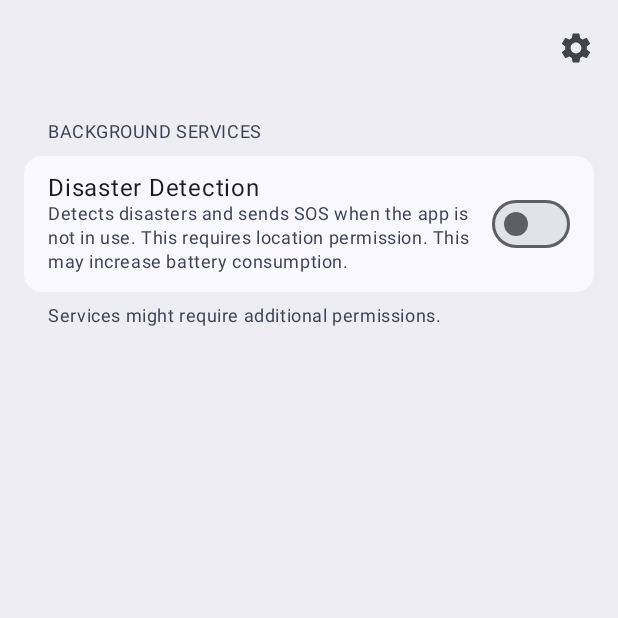
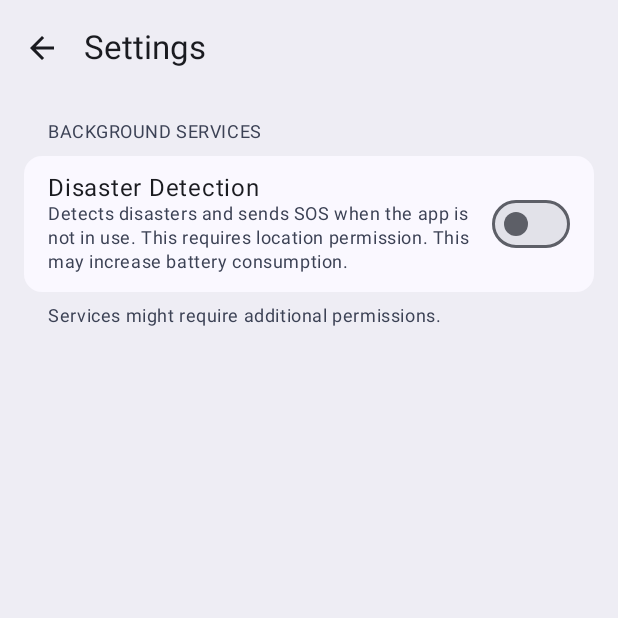
Before and after one commit to igatha/flare-gun, an Android app built with Jetpack Compose: the SettingsScreen screen opened through its navigation route, on a phone screen of 412 x 824 dp, the top half of it. Run offline under Robolectric (Android 15) with nearby library versions, the light colour scheme and no system bars.

Commit message:
android: Fix top bar visibility

```diff
--- a/Android/app/src/main/java/me/nizarmah/igatha/ui/view/ContentView.kt
+++ b/Android/app/src/main/java/me/nizarmah/igatha/ui/view/ContentView.kt
@@ -29,39 +29,20 @@ import com.google.gson.Gson
 import me.nizarmah.igatha.model.Device
 import me.nizarmah.igatha.ui.screen.SettingsScreen
 
-@OptIn(ExperimentalMaterial3Api::class)
 @Composable
 fun ContentView() {
     val navController = rememberNavController()
     val gson = remember { Gson() }
 
-    Scaffold(
-        topBar = {
-            TopAppBar(
-                title = {},
-                actions = {
-                    IconButton(onClick = {
-                        navController.navigate("settings")
-                    }) {
-                        Icon(
-                            imageVector = Icons.Default.Settings,
-                            contentDescription = "Settings"
-                        )
-                    }
-                },
-                colors = TopAppBarDefaults.topAppBarColors(
-                    containerColor = MaterialTheme.colorScheme.surfaceContainer
-                )
-            )
-        }
-    ) { paddingValues ->
     NavHost(navController = navController, startDestination = "home") {
         composable("home") {
             HomeContent(
-                    paddingValues = paddingValues,
                 onDeviceClick = { device ->
                     val deviceJson = gson.toJson(device)
                     navController.navigate("device_detail/${deviceJson}")
+                },
+                onSettingsClick = {
+                    navController.navigate("settings")
                 }
             )
         }
@@ -84,13 +65,31 @@ fun ContentView() {
         }
     }
 }
-}
 
+@OptIn(ExperimentalMaterial3Api::class)
 @Composable
 fun HomeContent(
-    paddingValues: PaddingValues,
-    onDeviceClick: (Device) -> Unit
+    onDeviceClick: (Device) -> Unit,
+    onSettingsClick: () -> Unit
 ) {
+    Scaffold(
+        topBar = {
+            TopAppBar(
+                title = {},
+                actions = {
+                    IconButton(onClick = onSettingsClick) {
+                        Icon(
+                            imageVector = Icons.Default.Settings,
+                            contentDescription = "Settings"
+                        )
+                    }
+                },
+                colors = TopAppBarDefaults.topAppBarColors(
+                    containerColor = MaterialTheme.colorScheme.surfaceContainer
+                )
+            )
+        }
+    ) { paddingValues ->
         Column(
             modifier = Modifier
                 .padding(paddingValues)
@@ -114,6 +113,7 @@ fun HomeContent(
                     // TODO: Implement SOS button logic
                 }
             )
+        }
     }
 }
 
--- a/Android/app/src/main/java/me/nizarmah/igatha/ui/view/SettingsView.kt
+++ b/Android/app/src/main/java/me/nizarmah/igatha/ui/view/SettingsView.kt
@@ -21,11 +21,8 @@ fun SettingsView(
     onDisasterDetectionEnabledChanged: (Boolean) -> Unit,
     onBackClick: () -> Unit
 ) {
-    Column(
-        modifier = Modifier
-            .fillMaxSize()
-            .background(MaterialTheme.colorScheme.surfaceContainer)
-    ) {
+    Scaffold(
+        topBar = {
             TopAppBar(
                 title = { Text("Settings") },
                 navigationIcon = {
@@ -40,6 +37,14 @@ fun SettingsView(
                     containerColor = MaterialTheme.colorScheme.surfaceContainer
                 )
             )
+        }
+    ) { paddingValues ->
+        Column(
+            modifier = Modifier
+                .padding(paddingValues)
+                .fillMaxSize()
+                .background(MaterialTheme.colorScheme.surfaceContainer)
+        ) {
             LazyColumn {
                 item {
                     Section(
@@ -72,6 +77,7 @@ fun SettingsView(
             }
         }
     }
+}
 
 @Preview(showBackground = true)
 @Composable
```
Also changed, not shown: Android/app/src/main/java/me/nizarmah/igatha/ui/view/DeviceDetailView.kt (+23 -1 lines). Lines whose indentation alone changed are shown as unchanged.
